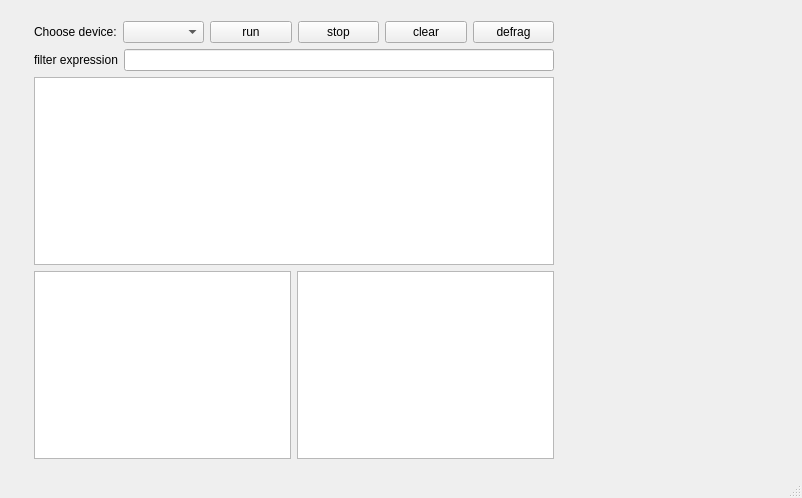
The window that src/1/mainwindow.ui (qiaolunzhang/sniffer) describes before a commit, drawn with Qt 5.
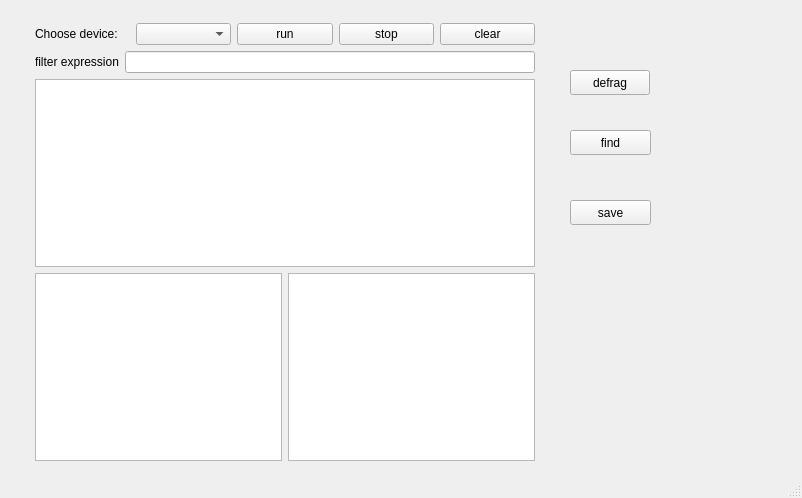
The same window after the commit.

```diff
--- a/src/1/mainwindow.ui
+++ b/src/1/mainwindow.ui
@@ -14,56 +14,88 @@
    <string>MainWindow</string>
   </property>
   <widget class="QWidget" name="centralWidget">
+   <widget class="QPushButton" name="pushButton_2">
+    <property name="geometry">
+     <rect>
+      <x>570</x>
+      <y>130</y>
+      <width>81</width>
+      <height>25</height>
+     </rect>
+    </property>
+    <property name="text">
+     <string>find</string>
+    </property>
+   </widget>
+   <widget class="QPushButton" name="pushButton_3">
+    <property name="geometry">
+     <rect>
+      <x>570</x>
+      <y>200</y>
+      <width>81</width>
+      <height>25</height>
+     </rect>
+    </property>
+    <property name="text">
+     <string>save</string>
+    </property>
+   </widget>
+   <widget class="QPushButton" name="pushButton">
+    <property name="geometry">
+     <rect>
+      <x>570</x>
+      <y>70</y>
+      <width>80</width>
+      <height>25</height>
+     </rect>
+    </property>
+    <property name="text">
+     <string>defrag</string>
+    </property>
+   </widget>
    <widget class="QWidget" name="">
     <property name="geometry">
      <rect>
-      <x>23</x>
-      <y>10</y>
-      <width>542</width>
+      <x>24</x>
+      <y>12</y>
+      <width>522</width>
       <height>460</height>
      </rect>
     </property>
     <layout class="QVBoxLayout" name="verticalLayout">
      <item>
-      <layout class="QHBoxLayout" name="horizontalLayout_2">
-       <item>
+      <layout class="QGridLayout" name="gridLayout">
+       <item row="0" column="0">
         <widget class="QLabel" name="device">
          <property name="text">
           <string>Choose device:</string>
          </property>
         </widget>
        </item>
-       <item>
+       <item row="0" column="1">
         <widget class="QComboBox" name="comboBox"/>
        </item>
-       <item>
+       <item row="0" column="2">
         <widget class="QPushButton" name="btn_run">
          <property name="text">
           <string>run</string>
          </property>
         </widget>
        </item>
-       <item>
+       <item row="0" column="3">
         <widget class="QPushButton" name="btn_stop">
          <property name="text">
           <string>stop</string>
          </property>
         </widget>
        </item>
-       <item>
+       <item row="0" column="4">
         <widget class="QPushButton" name="btn_stop_2">
          <property name="text">
           <string>clear</string>
          </property>
         </widget>
        </item>
-       <item>
-        <widget class="QPushButton" name="pushButton">
-         <property name="text">
-          <string>defrag</string>
-         </property>
-        </widget>
-       </item>
       </layout>
      </item>
      <item>
```
